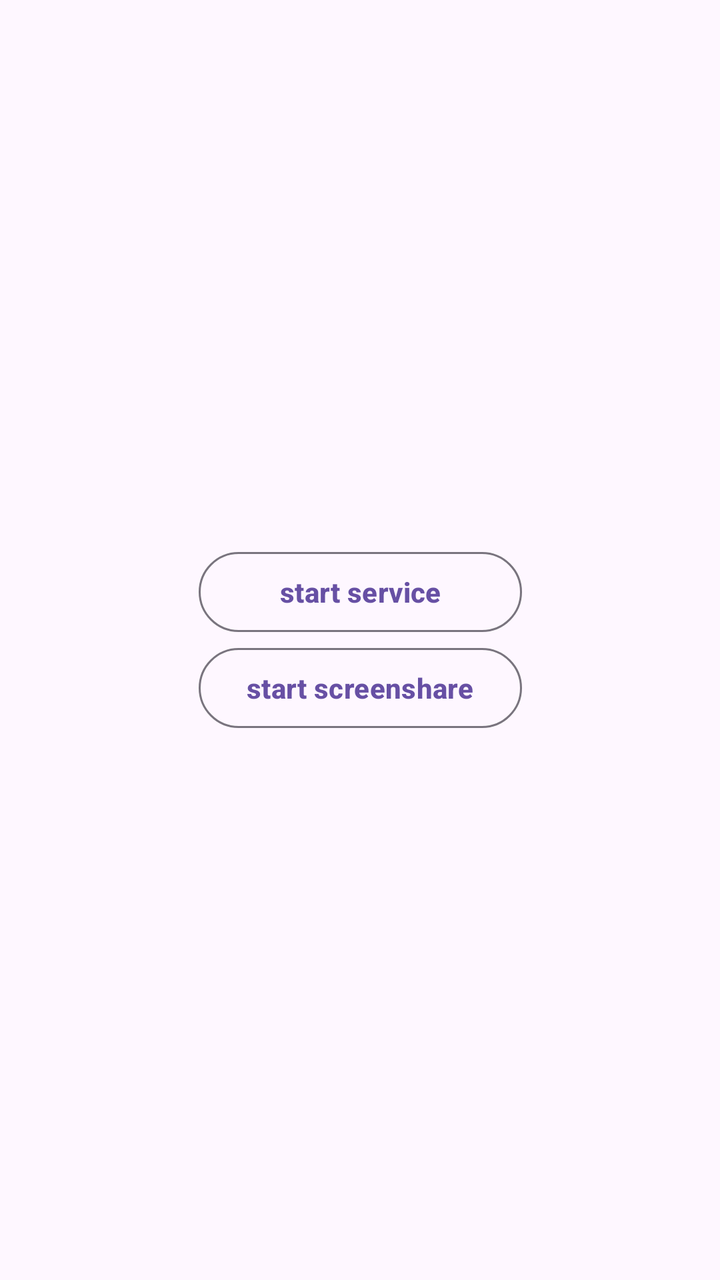
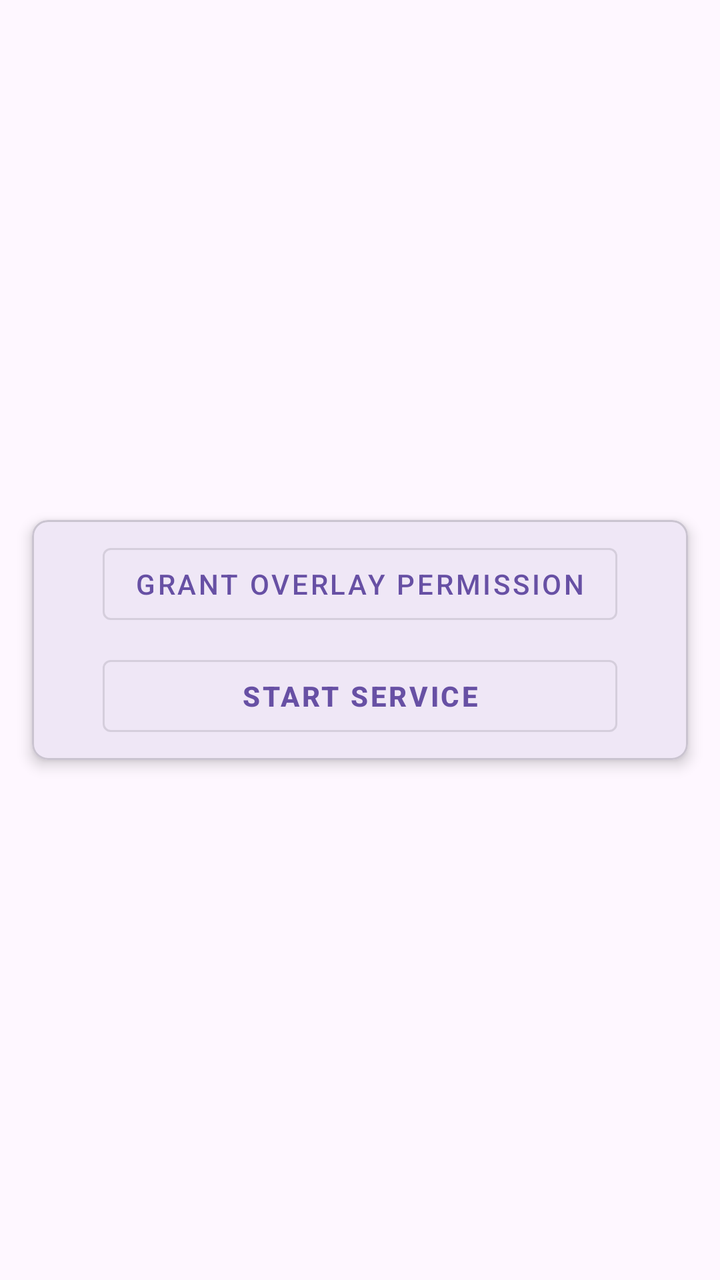

An Android layout rendered at two revisions. The XML below is the earlier revision; the diff shows what the commit changed to produce the second picture.
<!-- AndroidManifest.xml: application theme Theme.WebRtcScreenShare -->
<!-- res/layout/activity_main.xml -->
<?xml version="1.0" encoding="utf-8"?>
<androidx.constraintlayout.widget.ConstraintLayout xmlns:android="http://schemas.android.com/apk/res/android"
    xmlns:app="http://schemas.android.com/apk/res-auto"
    xmlns:tools="http://schemas.android.com/tools"
    android:id="@+id/main"
    android:layout_width="match_parent"
    android:layout_height="match_parent"
    tools:context=".MainActivity">

    <LinearLayout
        android:orientation="vertical"
        android:layout_width="wrap_content"
        android:layout_height="wrap_content"
        app:layout_constraintBottom_toBottomOf="parent"
        app:layout_constraintEnd_toEndOf="parent"
        app:layout_constraintStart_toStartOf="parent"
        app:layout_constraintTop_toTopOf="parent">
        <com.google.android.material.button.MaterialButton
            style="@style/Widget.Material3.Button.OutlinedButton"
            android:text="start service"
            android:textStyle="bold"
            android:id="@+id/btn_start_service"
            android:layout_width="match_parent"
            android:layout_height="wrap_content"/>

        <com.google.android.material.button.MaterialButton
            style="@style/Widget.Material3.Button.OutlinedButton"
            android:text="start screenshare"
            android:textStyle="bold"
            android:id="@+id/btn_start_record"
            android:layout_width="match_parent"
            android:layout_height="wrap_content"/>
    </LinearLayout>

</androidx.constraintlayout.widget.ConstraintLayout>
<!-- resources referenced by this layout -->
<resources>
  <style name="Theme.WebRtcScreenShare" parent="Base.Theme.WebRtcScreenShare" />
  <style name="Base.Theme.WebRtcScreenShare" parent="Theme.Material3.DayNight.NoActionBar">
          
          
      </style>
</resources>

<!-- the commit's change to res/layout/activity_main.xml (unified diff, before → after) -->
@@ -7,29 +7,42 @@
     android:layout_height="match_parent"
     tools:context=".MainActivity">
 
-    <LinearLayout
-        android:orientation="vertical"
-        android:layout_width="wrap_content"
+    <com.google.android.material.card.MaterialCardView
+        android:layout_margin="16dp"
+        android:layout_width="match_parent"
         android:layout_height="wrap_content"
+        android:layout_marginBottom="16dp"
+        app:cardCornerRadius="8dp"
+        app:cardElevation="4dp"
         app:layout_constraintBottom_toBottomOf="parent"
         app:layout_constraintEnd_toEndOf="parent"
         app:layout_constraintStart_toStartOf="parent"
         app:layout_constraintTop_toTopOf="parent">
-        <com.google.android.material.button.MaterialButton
-            style="@style/Widget.Material3.Button.OutlinedButton"
-            android:text="start service"
-            android:textStyle="bold"
-            android:id="@+id/btn_start_service"
-            android:layout_width="match_parent"
-            android:layout_height="wrap_content"/>
 
-        <com.google.android.material.button.MaterialButton
-            style="@style/Widget.Material3.Button.OutlinedButton"
-            android:text="start screenshare"
-            android:textStyle="bold"
-            android:id="@+id/btn_start_record"
-            android:layout_width="match_parent"
-            android:layout_height="wrap_content"/>
-    </LinearLayout>
+        <LinearLayout
+            android:layout_width="wrap_content"
+            android:layout_height="wrap_content"
+            android:layout_gravity="center"
+            android:padding="8dp"
+            android:orientation="vertical">
+
+            <com.google.android.material.button.MaterialButton
+                android:id="@+id/btn_overlay_permission"
+                android:layout_width="match_parent"
+                android:layout_height="wrap_content"
+                android:text="Grant Overlay Permission"
+                android:layout_marginBottom="8dp"
+                style="@style/Widget.MaterialComponents.Button.OutlinedButton" />
+
+            <com.google.android.material.button.MaterialButton
+                android:id="@+id/btn_start_service"
+                style="@style/Widget.MaterialComponents.Button.OutlinedButton"
+                android:layout_width="match_parent"
+                android:layout_height="wrap_content"
+                android:text="start service"
+                android:textStyle="bold" />
+
+        </LinearLayout>
+    </com.google.android.material.card.MaterialCardView>
 
 </androidx.constraintlayout.widget.ConstraintLayout>
